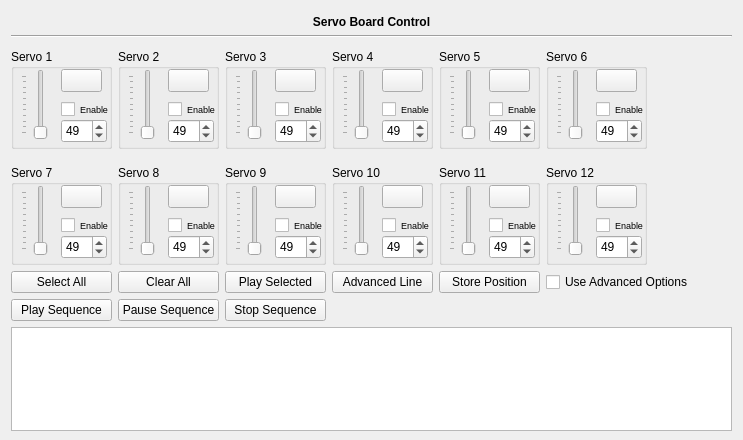
Qt form src/servoboard/servoboard_main.ui (jgen/ServoControl) before a commit.
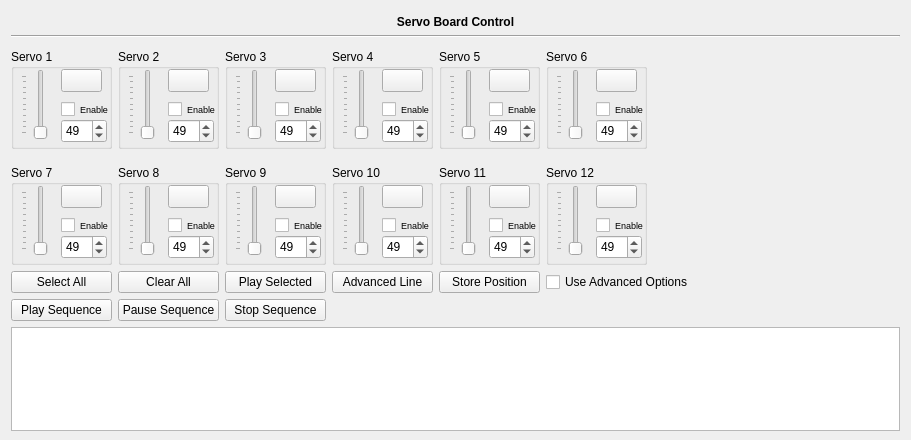
The same form after that commit. Icons and pictures are not drawn.

What changed in the file:
```diff
--- a/src/servoboard/servoboard_main.ui
+++ b/src/servoboard/servoboard_main.ui
@@ -6,7 +6,7 @@
    <rect>
     <x>0</x>
     <y>0</y>
-    <width>743</width>
+    <width>893</width>
     <height>440</height>
    </rect>
   </property>
@@ -242,12 +242,12 @@
         <enum>Qt::Horizontal</enum>
        </property>
        <property name="sizeType">
-        <enum>QSizePolicy::Expanding</enum>
+        <enum>QSizePolicy::Minimum</enum>
        </property>
        <property name="sizeHint" stdset="0">
         <size>
-         <width>50</width>
-         <height>20</height>
+         <width>200</width>
+         <height>0</height>
         </size>
        </property>
       </spacer>
```
Left out of the diff: 28 changed lines with no effect on the pictures.
